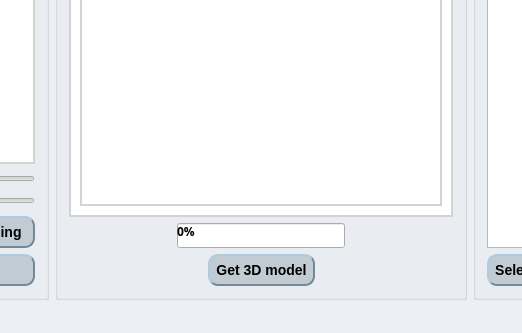
Qt form Sculptura/mainwindow.ui (ElJAZRY/Sculptura---3D-scanner-) before a commit; both pictures show x 374 to 896 and y 278 to 611 of the 1038 by 611 pixel window.
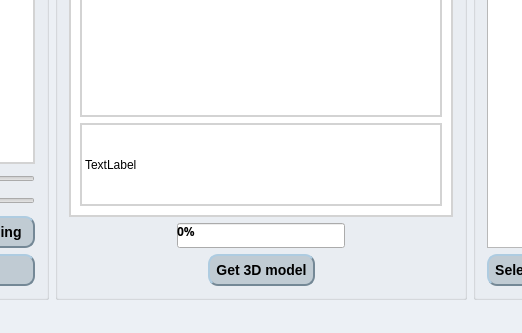
The same form after that commit. Icons and pictures are not drawn. Custom widgets are drawn as their Qt base class.

Diff of the .ui file:
```diff
--- a/Sculptura/mainwindow.ui
+++ b/Sculptura/mainwindow.ui
@@ -284,6 +284,13 @@
             </property>
            </widget>
           </item>
+          <item row="1" column="0">
+           <widget class="QLabel" name="showIndex">
+            <property name="text">
+             <string>TextLabel</string>
+            </property>
+           </widget>
+          </item>
          </layout>
         </widget>
        </item>
```
